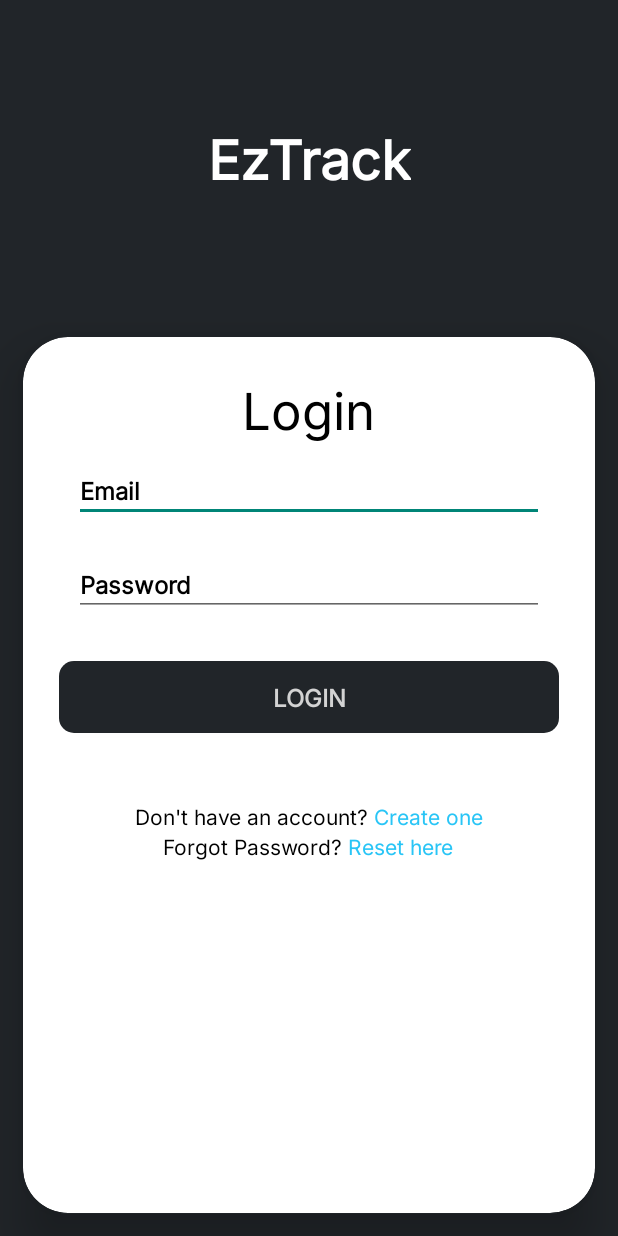
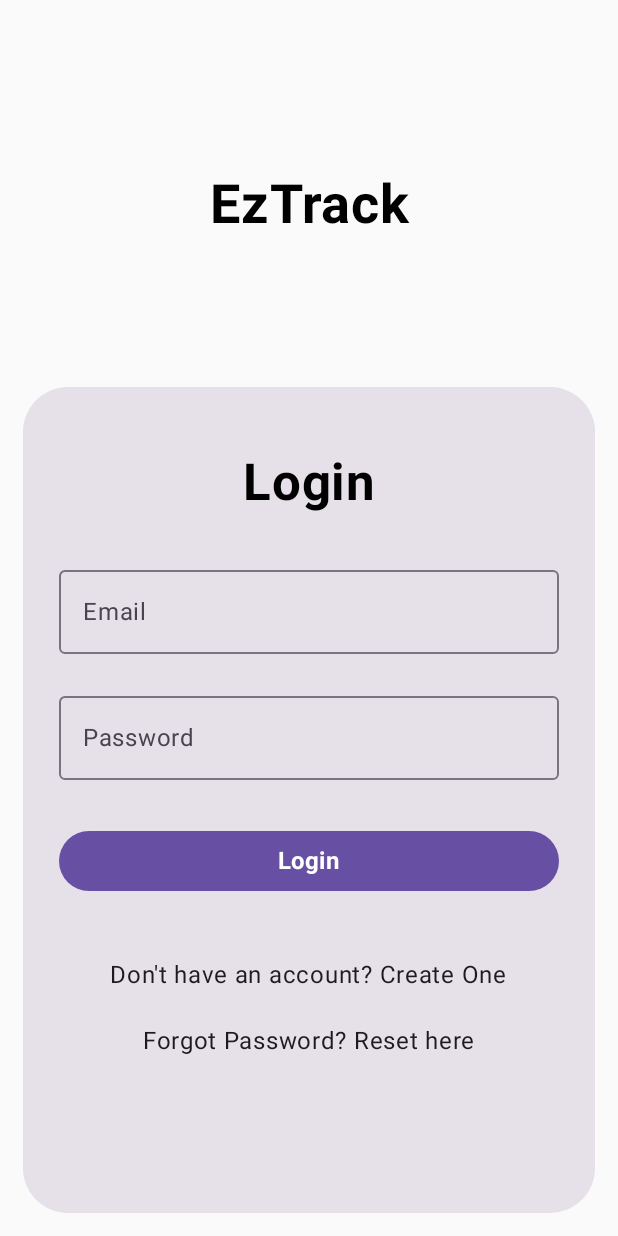
Before and after one commit to mrunixd/ezTrack, an Android app built with Jetpack Compose: the screen it shows after launch (LoginActivity), after a tap on an icon or button, on a phone screen of 412 x 824 dp. Run offline under Robolectric (Android 15) with nearby library versions, the phone set to English and light mode, and no system bars; our stand-ins replace Firebase (no records; nobody signed in at launch, a user with empty details on screens opened directly), livedata-compose; Roboto replaces fonts that are not available here.

Commit message:
implemented jetpack comp for login

```diff
--- a/app/build.gradle.kts
+++ b/app/build.gradle.kts
@@ -75,6 +75,7 @@ dependencies {
     implementation(libs.firebase.firestore.ktx)
     implementation(libs.androidx.navigation.runtime.ktx)
     implementation(libs.androidx.navigation.compose)
+    implementation(libs.androidx.runtime.livedata)
     testImplementation(libs.junit)
     androidTestImplementation(libs.androidx.junit)
     androidTestImplementation(libs.androidx.espresso.core)
--- a/app/src/main/java/com/strongclone/app/LoginActivity.kt
+++ b/app/src/main/java/com/strongclone/app/LoginActivity.kt
@@ -5,57 +5,32 @@ import android.content.Intent
 import android.os.Bundle
 import android.util.Log
 import android.widget.Toast
-import androidx.appcompat.app.AppCompatActivity
-import com.google.firebase.auth.FirebaseAuth
-import com.google.firebase.auth.ktx.auth
-import com.google.firebase.ktx.Firebase
-import com.strongclone.app.databinding.ActivityLoginBinding
+import androidx.activity.ComponentActivity
+import androidx.activity.compose.setContent
+import com.strongclone.app.ui.theme.StrongCloneTheme
+import androidx.lifecycle.viewmodel.compose.viewModel
 
-class LoginActivity : AppCompatActivity() {
-    private lateinit var binding: ActivityLoginBinding
-    private lateinit var auth: FirebaseAuth
-
+class LoginActivity : ComponentActivity() {
     override fun onCreate(savedInstanceState: Bundle?) {
         super.onCreate(savedInstanceState)
-        binding = ActivityLoginBinding.inflate(layoutInflater)
-        setContentView(binding.root)
-
-        auth = Firebase.auth
-        binding.continueBtn.setOnClickListener {
-            auth.signInWithEmailAndPassword(binding.emailInput.getText().toString().trim(), binding
-                .passwordInput.getText().toString().trim())
-                .addOnCompleteListener(this) { task ->
-                    if (task.isSuccessful) {
-                        // Sign in success, update UI with the signed-in user's information
-                        Log.d(TAG, "signInWithEmail:success")
+        setContent {
+            StrongCloneTheme {
+                val viewModel: LoginViewModel = viewModel()
+                LoginScreen(
+                    viewModel = viewModel,
+                    onLoginSuccess = {
                         val intent = Intent(this, MainActivity::class.java)
                         startActivity(intent)
-                    } else {
-                        // If sign in fails, display a message to the user.
-                        Log.w(TAG, "signInWithEmail:failure", task.exception)
-                        Toast.makeText(
-                            baseContext,
-                            "Authentication failed.",
-                            Toast.LENGTH_SHORT,
-                        ).show()
+                        finish()
+                    },
+                    onRegister = {
+                        val intent = Intent(this, RegisterActivity::class.java)
+                        startActivity(intent)
                     }
-                }
+                )
+            }
         }
 
 
-        binding.registerBtn.setOnClickListener {
-            val intent = Intent(this, RegisterActivity::class.java)
-            startActivity(intent)
-        }
-
-    }
-
-    override fun onStart() {
-        super.onStart()
-        val currUser = auth.currentUser
-        if (currUser != null) {
-            val intent = Intent(this, MainActivity::class.java)
-            startActivity(intent)
-        }
     }
 }
--- /dev/null
+++ b/app/src/main/java/com/strongclone/app/LoginScreen.kt
@@ -0,0 +1,156 @@
+package com.strongclone.app
+
+import android.widget.Toast
+import androidx.compose.foundation.background
+import androidx.compose.foundation.clickable
+import androidx.compose.foundation.layout.Column
+import androidx.compose.foundation.layout.fillMaxSize
+import androidx.compose.foundation.layout.fillMaxWidth
+import androidx.compose.foundation.layout.padding
+import androidx.compose.foundation.shape.RoundedCornerShape
+import androidx.compose.material3.Button
+import androidx.compose.material3.Card
+import androidx.compose.material3.LocalTextStyle
+import androidx.compose.material3.OutlinedTextField
+import androidx.compose.material3.Text
+import androidx.compose.runtime.Composable
+import androidx.compose.runtime.LaunchedEffect
+import androidx.compose.runtime.getValue
+import androidx.compose.runtime.livedata.observeAsState
+import androidx.compose.ui.Alignment
+import androidx.compose.ui.Modifier
+import androidx.compose.ui.graphics.Color
+import androidx.compose.ui.platform.LocalContext
+import androidx.compose.ui.text.font.FontWeight
+import androidx.compose.ui.text.input.PasswordVisualTransformation
+import androidx.compose.ui.text.style.TextAlign
+import androidx.compose.ui.tooling.preview.Preview
+import androidx.compose.ui.unit.dp
+import androidx.compose.ui.unit.sp
+
+
+@Composable
+fun LoginScreen(
+    viewModel: LoginViewModel,
+    onLoginSuccess: () -> Unit,
+    onRegister: () -> Unit,
+) {
+    val email by viewModel.email.observeAsState("")
+    val password by viewModel.password.observeAsState("")
+    val loginState by viewModel.loginState.observeAsState("")
+
+    if (viewModel.isUserLoggedIn()) {
+        onLoginSuccess()
+    }
+
+    val context = LocalContext.current
+    LaunchedEffect(loginState) {
+        if (loginState == true) {
+            onLoginSuccess()
+        } else if (loginState == false) {
+            Toast.makeText(
+                context,
+                "Username or Password is Incorrect",
+                Toast.LENGTH_SHORT
+            ).show()
+        }
+    }
+
+    Column(
+        modifier = Modifier
+            .fillMaxSize()
+            .padding(15.dp)
+    ) {
+        Text(
+            text = "EzTrack",
+            fontSize = 36.sp,
+            fontWeight = FontWeight.Bold,
+            modifier = Modifier
+                .align(Alignment.CenterHorizontally)
+                .padding(vertical = 100.dp),
+            textAlign = TextAlign.Center
+        )
+
+        Card(
+            shape = RoundedCornerShape(30.dp),
+            modifier = Modifier.fillMaxSize()
+        ) {
+            Column(
+                modifier = Modifier
+                    .fillMaxSize()
+                    .padding(24.dp),
+                horizontalAlignment = Alignment.CenterHorizontally
+            ) {
+                Text(
+                    text = "Login",
+                    color = Color.Black,
+                    fontSize = 34.sp,
+                    fontWeight = FontWeight.Bold,
+                    modifier = Modifier
+                        .align(Alignment.CenterHorizontally)
+                        .padding(20.dp)
+                )
+
+                OutlinedTextField(
+                    value = email,
+                    onValueChange = viewModel::onEmailChange,
+                    label = { Text("Email") },
+                    modifier = Modifier
+                        .fillMaxWidth()
+                        .padding(vertical = 10.dp),
+                    textStyle = LocalTextStyle.current.copy(fontSize = 16.sp, fontWeight = FontWeight.Bold),
+                    singleLine = true,
+                )
+
+                OutlinedTextField(
+                    value = password,
+                    onValueChange = viewModel::onPasswordChange,
+                    label = { Text("Password") },
+                    visualTransformation = PasswordVisualTransformation(),
+                    modifier = Modifier
+                        .fillMaxWidth()
+                        .padding(vertical = 10.dp),
+                    textStyle = LocalTextStyle.current.copy(fontSize = 16.sp, fontWeight = FontWeight.Bold),
+                    singleLine = true,
+                )
+
+                Button(
+                    onClick = { viewModel.signIn() },
+                    modifier = Modifier
+                        .fillMaxWidth()
+                        .padding(vertical = 20.dp),
+                    shape = RoundedCornerShape(50),
+                ) {
+                    Text(
+                        text = "Login",
+                        color = Color.White,
+                        fontSize = 16.sp,
+                        fontWeight = FontWeight.Bold
+                    )
+                }
+
+                Text(
+                    text = "Don't have an account? Create One",
+                    modifier = Modifier
+                        .padding(vertical = 20.dp)
+                        .align(Alignment.CenterHorizontally)
+                        .clickable { onRegister() }
+                )
+
+                Text(
+                    text = "Forgot Password? Reset here",
+                    modifier = Modifier.align(Alignment.CenterHorizontally)
+                )
+            }
+        }
+    }
+}
+
+
+@Preview
+@Composable
+fun LoginScreenPreview() {
+    LoginScreen(viewModel = LoginViewModel(), onLoginSuccess = {}) {
+
+    }
+}
--- /dev/null
+++ b/app/src/main/java/com/strongclone/app/LoginViewModel.kt
@@ -0,0 +1,51 @@
+package com.strongclone.app
+
+import android.content.ContentValues.TAG
+import android.util.Log
+import androidx.lifecycle.LiveData
+import androidx.lifecycle.MutableLiveData
+import androidx.lifecycle.ViewModel
+import com.google.firebase.auth.FirebaseAuth
+
+class LoginViewModel: ViewModel() {
+    private val auth = FirebaseAuth.getInstance()
+
+    private val _loginState = MutableLiveData<Boolean>()
+    val loginState: LiveData<Boolean> = _loginState
+
+    private val _email = MutableLiveData<String>()
+    val email: LiveData<String> = _email
+
+    private val _password = MutableLiveData<String>()
+    val password: LiveData<String> = _password
+
+    fun onEmailChange(newEmail: String) {
+        _email.value = newEmail
+    }
+
+    fun onPasswordChange(newPassword: String) {
+        _password.value = newPassword
+    }
+
+    fun signIn() {
+        val emailValue = email.value ?: return
+        val passwordValue = password.value ?: return
+
+        auth.signInWithEmailAndPassword(emailValue, passwordValue)
+            .addOnCompleteListener { task ->
+                if (task.isSuccessful) {
+                    // Sign in success
+                    Log.d(TAG, "signInWithEmail:success")
+                    _loginState.value = true
+                } else {
+                    // Sign in fails
+                    Log.w(TAG, "signInWithEmail:failure", task.exception)
+                    _loginState.value = false
+                }
+            }
+    }
+
+    fun isUserLoggedIn(): Boolean {
+        return auth.currentUser != null
+    }
+}
--- a/app/src/main/java/com/strongclone/app/MainScreen.kt
+++ b/app/src/main/java/com/strongclone/app/MainScreen.kt
@@ -1,5 +1,6 @@
 package com.strongclone.app
 
+import android.content.Intent
 import com.strongclone.app.NewScreen
 import com.strongclone.app.NewWorkoutScreen
 import com.strongclone.app.ProfileScreen
@@ -16,6 +17,7 @@ import androidx.compose.runtime.Composable
 import androidx.compose.runtime.getValue
 import androidx.compose.ui.Modifier
 import androidx.compose.ui.graphics.Color
+import androidx.compose.ui.platform.LocalContext
 import androidx.compose.ui.tooling.preview.Preview
 import androidx.compose.ui.unit.dp
 import androidx.navigation.NavController
@@ -44,14 +46,18 @@ fun MainScreen() {
         BottomNavigationBar(navController, items)
     }
 }
-
 @Composable
 fun NavigationComponent(navController: NavController) {
+    val context = LocalContext.current
     NavHost(navController as NavHostController, startDestination = "new") {
         composable("new") { NewScreen(navController = navController) }
         composable("profile") { ProfileScreen(navController = navController) }
         composable("settings") { SettingsScreen(navController = navController) }
         composable("newWorkoutTemplate") { NewWorkoutScreen(navController = navController)}
+        composable("login") {
+            val intent = Intent(context, LoginActivity::class.java)
+            context.startActivity(intent)
+        }
     }
 }
 
--- a/app/src/main/java/com/strongclone/app/SettingsScreen.kt
+++ b/app/src/main/java/com/strongclone/app/SettingsScreen.kt
@@ -28,8 +28,11 @@ fun SettingsScreen(
         Button(
             onClick = {
                 viewModel.logout()
-                val intent = Intent(context, LoginActivity::class.java)
-                context.startActivity(intent);
+                navController.navigate("login") {
+                    popUpTo(navController.graph.startDestinationId) {
+                        saveState = true
+                    }
+                }
             },
             modifier = Modifier
                 .padding(8.dp)
```
